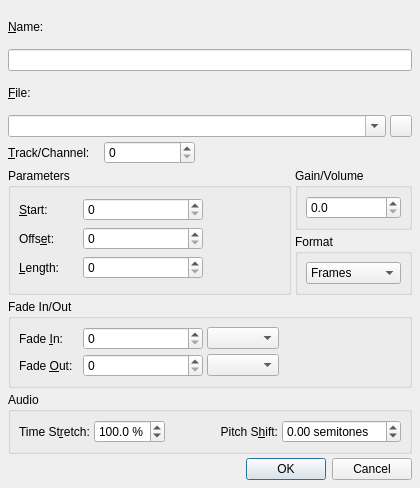
rncbc/qtractor, file src/qtractorClipForm.ui: the form before one commit.
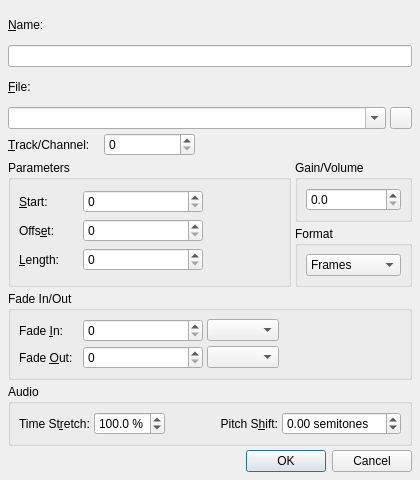
The form after the commit. Icons and pictures are not drawn. Custom widgets are drawn as their Qt base class.

What changed in the file:
```diff
--- a/src/qtractorClipForm.ui
+++ b/src/qtractorClipForm.ui
@@ -27,7 +27,7 @@
     <x>0</x>
     <y>0</y>
     <width>420</width>
-    <height>488</height>
+    <height>480</height>
    </rect>
   </property>
   <property name="focusPolicy">
```
Left out of the diff: 2 changed lines with no effect on the pictures.
